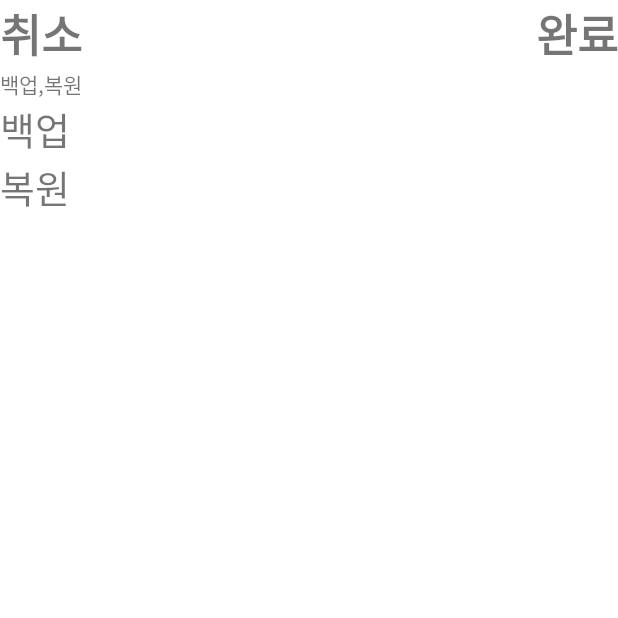
After one commit to sogeum0310/JavaMemo, an Android app: the SettingActivity screen opened directly, with no data from a screen before it, on a phone screen of 412 x 824 dp, the top half of it. The commit adds this screen. Run offline under Robolectric (Android 15) with nearby library versions, the phone set to English and light mode, and no system bars.

Commit message:
아이콘변경, 백버튼, sqlite 스토리지 백업복구

```diff
--- /dev/null
+++ b/app/src/main/res/layout/activity_setting.xml
@@ -0,0 +1,54 @@
+<?xml version="1.0" encoding="utf-8"?>
+<LinearLayout xmlns:android="http://schemas.android.com/apk/res/android"
+    xmlns:app="http://schemas.android.com/apk/res-auto"
+    xmlns:tools="http://schemas.android.com/tools"
+    android:layout_width="match_parent"
+    android:layout_height="match_parent"
+    tools:context=".SettingActivity"
+    android:orientation="vertical">
+    <LinearLayout
+        android:layout_width="match_parent"
+        android:layout_height="wrap_content">
+
+        <TextView
+            android:id="@+id/cancel"
+            android:layout_width="wrap_content"
+            android:layout_height="wrap_content"
+            android:text="취소"
+            android:textSize="30dp"
+            android:textStyle="bold" />
+
+        <View
+            android:layout_width="0dp"
+            android:layout_height="0dp"
+            android:layout_weight="0.7" />
+
+        <TextView
+            android:id="@+id/summit"
+            android:layout_width="wrap_content"
+            android:layout_height="wrap_content"
+            android:text="완료"
+            android:textSize="30dp"
+            android:textStyle="bold" />
+    </LinearLayout>
+
+    <TextView
+        android:layout_width="match_parent"
+        android:layout_height="wrap_content"
+        android:text="백업,복원"/>
+    <TextView
+        android:id="@+id/backup"
+        android:layout_width="match_parent"
+        android:text="백업"
+        android:textSize="25dp"
+        android:layout_height="wrap_content"/>
+    <TextView
+        android:id="@+id/recover"
+        android:layout_width="match_parent"
+        android:text="복원"
+        android:textSize="25dp"
+        android:layout_height="wrap_content"/>
+
+
+
+</LinearLayout>
```
Also changed, not shown: app/src/main/AndroidManifest.xml (+9 -0 lines), app/src/main/java/com/sogeum0310/javamemo/MainActivity.java (+13 -10 lines), app/src/main/java/com/sogeum0310/javamemo/SettingActivity.java (added, +227 -0 lines).
